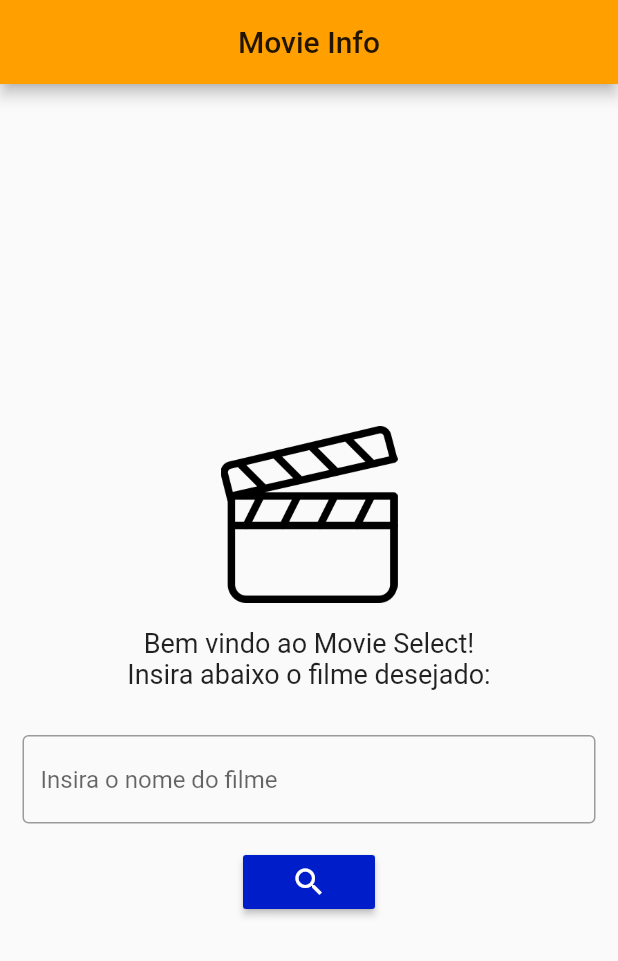
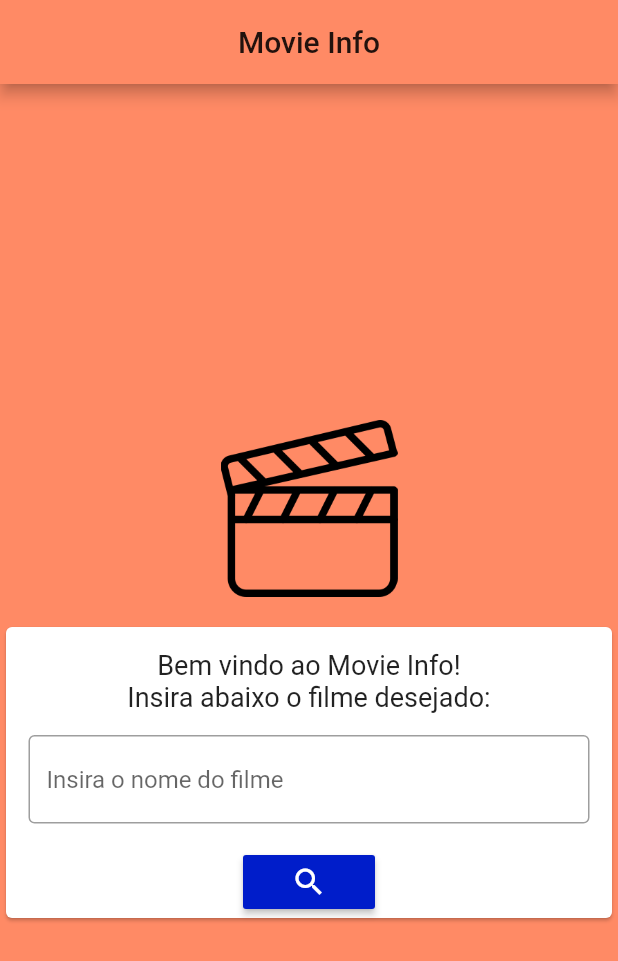
Before and after one commit to samurollie/Movie-App, a Flutter app: the screen it shows after launch, on a phone screen of 412 x 824 dp. Shown: the top 961 px of the screen. Run offline on Flutter 3.47's test engine with Material 2 defaults, Android fonts, the phone set to English and light mode, and no system bars.

Commit message:
Melhorando front end

```diff
--- a/lib/MyApp.dart
+++ b/lib/MyApp.dart
@@ -10,7 +10,7 @@ class MyApp extends StatelessWidget {
   Widget build(BuildContext context) {
     return MaterialApp(
       theme: ThemeData(
-        primaryColor: Colors.amber[700],
+        primaryColor: Colors.deepOrange[300],
         accentColor: Color(0xff0745ff),
       ),
       initialRoute: '/',
--- a/lib/homePage.dart
+++ b/lib/homePage.dart
@@ -5,6 +5,7 @@ class HomePage extends StatelessWidget {
   Widget build(BuildContext context) {
     String _movieTitle = '';
     return Scaffold(
+      backgroundColor: Colors.deepOrange[300],
       appBar: AppBar(
         title: Text('Movie Info'),
         centerTitle: true,
@@ -19,19 +20,28 @@ class HomePage extends StatelessWidget {
               height: 150,
               child: Padding(
                 padding: const EdgeInsets.all(16.0),
-                child: Image.asset('assets/img/clapperboard.png'),
+                child: Image.asset(
+                  'assets/img/clapperboard.png',
+                  width: 200,
+                  height: 200,
                 ),
               ),
+            ),
+            Card(
+              child: Column(
+                children: [
                   Padding(
-              padding: const EdgeInsets.only(left: 20, right: 20, bottom: 15),
+                    padding: const EdgeInsets.only(
+                      left: 20,
+                      right: 20,
+                      bottom: 15,
+                      top: 15,
+                    ),
                     child: Text(
-                'Bem vindo ao Movie Select!\nInsira abaixo o filme desejado:',
+                      'Bem vindo ao Movie Info!\nInsira abaixo o filme desejado:',
                       style: TextStyle(fontSize: 18),
                       textAlign: TextAlign.center,
                     ),
-            ),
-            Container(
-              height: 15,
                   ),
                   Padding(
                     padding: const EdgeInsets.only(left: 15, right: 15),
@@ -64,6 +74,9 @@ class HomePage extends StatelessWidget {
                 ],
               ),
             ),
+          ],
+        ),
+      ),
     );
   }
 }
```
Also changed, not shown: lib/movieInfo.dart (+56 -30 lines), lib/resultPage.dart (+24 -12 lines). Lines whose indentation alone changed are shown as unchanged.
